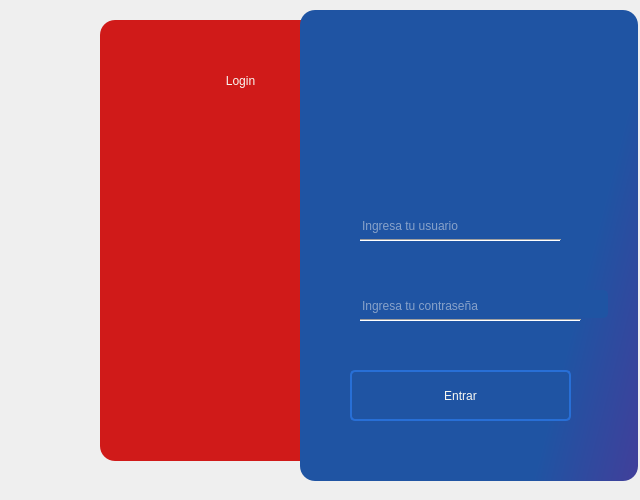
This is Vista/UI/login.ui in Mighell-afk/gpi as Qt 5 draws it before an edit. The edited form follows.
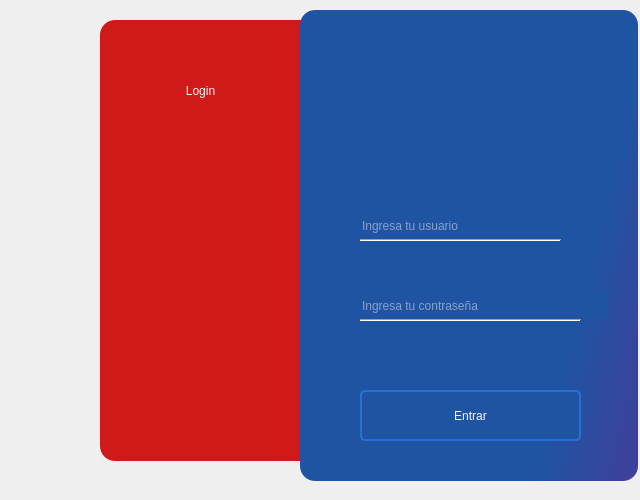
This is the edited form. Icons and pictures are not drawn.

Commit message: Actualizacion Login Dario

```diff
--- a/Vista/UI/login.ui
+++ b/Vista/UI/login.ui
@@ -142,8 +142,8 @@
      <property name="geometry">
       <rect>
        <x>0</x>
-       <y>30</y>
-       <width>281</width>
+       <y>40</y>
+       <width>201</width>
        <height>61</height>
       </rect>
      </property>
@@ -166,9 +166,9 @@
     <widget class="QLabel" name="lbl_iconLogo">
      <property name="geometry">
       <rect>
-       <x>20</x>
+       <x>10</x>
        <y>120</y>
-       <width>181</width>
+       <width>191</width>
        <height>221</height>
       </rect>
      </property>
@@ -297,8 +297,8 @@
     <widget class="QPushButton" name="btn_login">
      <property name="geometry">
       <rect>
-       <x>50</x>
-       <y>360</y>
+       <x>60</x>
+       <y>380</y>
        <width>221</width>
        <height>51</height>
       </rect>
@@ -338,10 +338,10 @@
     <widget class="QLabel" name="lbl_logEstado">
      <property name="geometry">
       <rect>
-       <x>50</x>
-       <y>430</y>
-       <width>221</width>
-       <height>31</height>
+       <x>10</x>
+       <y>320</y>
+       <width>321</width>
+       <height>41</height>
       </rect>
      </property>
      <property name="styleSheet">
```
The commit also changes 7 other files.
